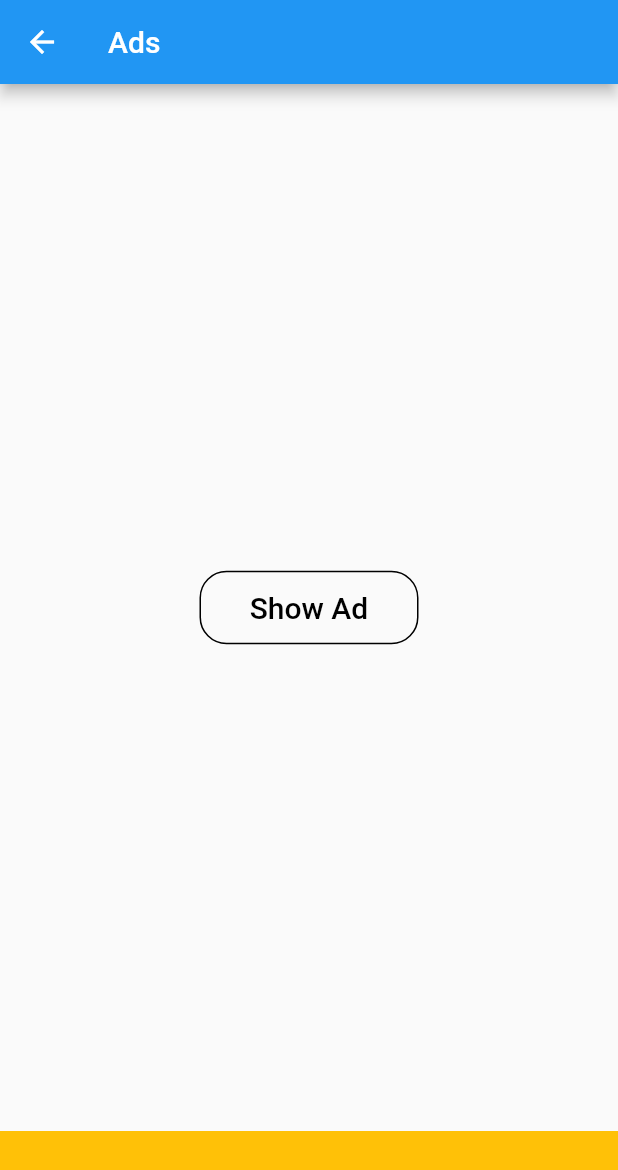
After one commit to Manan-Chhajed/Meme-App, a Flutter app: the AdsPage screen opened directly, after a tap on "Show Ad", on a phone screen of 412 x 824 dp. The commit adds this screen. Shown: the top 1170 px of the screen. Run offline on Flutter 3.47's test engine with Material 2 defaults, Android fonts, the phone set to English and light mode, and no system bars; our stand-ins replace card_swiper, google_mobile_ads, image_gallery_saver, image_picker, permission_handler, screenshot; network calls fail.

Commit message:
google admob integrated

```diff
--- /dev/null
+++ b/lib/consts/colors.dart
@@ -0,0 +1,5 @@
+import 'package:flutter/material.dart';
+
+class AppColors{
+  static const Color bgColor = Color.fromARGB(255, 110, 113, 169);
+}
--- /dev/null
+++ b/lib/consts/sizes.dart
@@ -0,0 +1,3 @@
+class AppSizes {
+  static const double pagePadding = 20;
+}
--- /dev/null
+++ b/lib/consts/strings.dart
@@ -0,0 +1,3 @@
+class Strings {
+  static const String appName = "Meme Creator";
+}
--- /dev/null
+++ b/lib/pages/ads/ads_page.dart
@@ -0,0 +1,104 @@
+import 'package:flutter/material.dart';
+import 'package:google_mobile_ads/google_mobile_ads.dart';
+import 'package:meme_app/widgets/text_button.dart';
+
+class AdsPage extends StatefulWidget {
+  AdsPage({super.key});
+
+  @override
+  State<AdsPage> createState() => _AdsPageState();
+}
+
+class _AdsPageState extends State<AdsPage> {
+  late BannerAd _bannerAd;
+  bool _isBannerAdLoaded = false;
+  late InterstitialAd _interstitialAd;
+  bool _isInterstitialAdLoaded = false;
+
+  @override
+  void initState() {
+    super.initState();
+    _initBannerAd();
+    _initInterstitialAd();
+  }
+
+  void _initInterstitialAd() {
+    InterstitialAd.load(
+      // adUnitId: "ca-app-pub-3940256099942544/1033173712",
+      adUnitId: "ca-app-pub-3940256099942544/8691691433",
+      request: AdRequest(),
+      adLoadCallback: InterstitialAdLoadCallback(
+        onAdLoaded: onAdLoaded,
+        onAdFailedToLoad: ((error) {}),
+      ),
+    );
+  }
+
+  _initBannerAd() {
+    _bannerAd = BannerAd(
+      size: AdSize.banner,
+      // adUnitId: "ca-app-pub-4441763398481537/5116020337",
+      // test id
+      adUnitId: "ca-app-pub-3940256099942544/6300978111",
+      // adUnitId: adUnitId,
+      listener: BannerAdListener(
+        onAdLoaded: (ad) {
+          setState(() {
+            _isBannerAdLoaded = true;
+          });
+        },
+        onAdFailedToLoad: (ad, error) {},
+      ),
+      request: AdRequest(),
+    );
+
+    _bannerAd.load();
+  }
+
+  void onAdLoaded(InterstitialAd ad) {
+    _interstitialAd = ad;
+    _isInterstitialAdLoaded = true;
+
+    _interstitialAd.fullScreenContentCallback = FullScreenContentCallback(
+        onAdDismissedFullScreenContent: (ad) {
+          // call some other event after ad shown
+
+          _interstitialAd.dispose(); // need to dispose otherwise it will stay in memeory forever
+        },
+        onAdFailedToShowFullScreenContent: (ad, error) {
+          _interstitialAd.dispose();
+        });
+  }
+
+  @override
+  Widget build(BuildContext context) {
+    return Scaffold(
+      appBar: AppBar(
+        title: const Text('Ads'),
+      ),
+      body: Center(
+        child: TextBtn(
+          color: Colors.black,
+          onPress: () {
+            if (_isInterstitialAdLoaded) {
+              _interstitialAd.show();
+            } else {
+              print("Ad not loaded!!!!!!!!!!!!!!!!!!!!!!!!!!");
+            }
+          },
+          text: 'Show Ad',
+        ),
+      ),
+      bottomNavigationBar: _isBannerAdLoaded
+          ? Container(
+              height: _bannerAd.size.height.toDouble(),
+              width: _bannerAd.size.width.toDouble(),
+              child: AdWidget(ad: _bannerAd),
+            )
+          : Container(
+              color: Colors.amber,
+              height: 70,
+            ),
+    );
+  }
+}
--- a/lib/pages/profile/profile_menu.dart
+++ b/lib/pages/profile/profile_menu.dart
@@ -27,7 +27,8 @@ class ProfileMenu extends StatelessWidget {
           children: [
             Image.asset(
               icon,
-              color: Colors.amber,
+              color: null,
+              // color: Colors.amber,
               width: 22,
             ),
             SizedBox(width: 20),
--- a/pubspec.yaml
+++ b/pubspec.yaml
@@ -50,6 +50,9 @@ dependencies:
   # for sharing the image
   share_plus: ^6.3.0
   path_provider: ^2.0.11
+  google_mobile_ads: ^2.3.0
+
+  # for ads
 
 
 dev_dependencies:
```
Also changed, not shown: lib/consts/images.dart (added, +9 -0 lines), lib/main.dart (+4 -3 lines), lib/pages/home_page.dart (+10 -10 lines), lib/pages/profile/profile.dart (+5 -3 lines), lib/pages/settings/settings.dart (+13 -4 lines), assets/icons/adwords.png (added), pubspec.lock, 2 other files.
